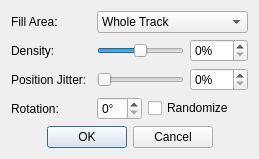
Before: the Qt Designer form src/interface/fill_dialog.ui in mnewhouse/izieditor, drawn with Qt 5.
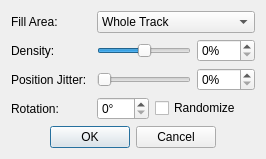
After: the same form once the commit is applied.

Patch:
```diff
--- a/src/interface/fill_dialog.ui
+++ b/src/interface/fill_dialog.ui
@@ -127,6 +127,9 @@
          <property name="suffix">
           <string>°</string>
          </property>
+         <property name="maximum">
+          <number>359</number>
+         </property>
         </widget>
        </item>
        <item>
```
